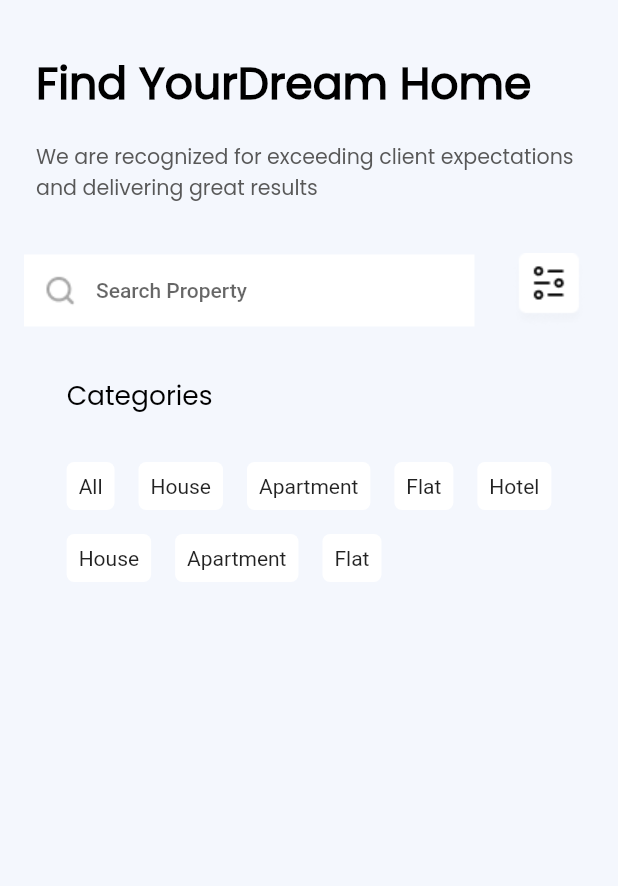
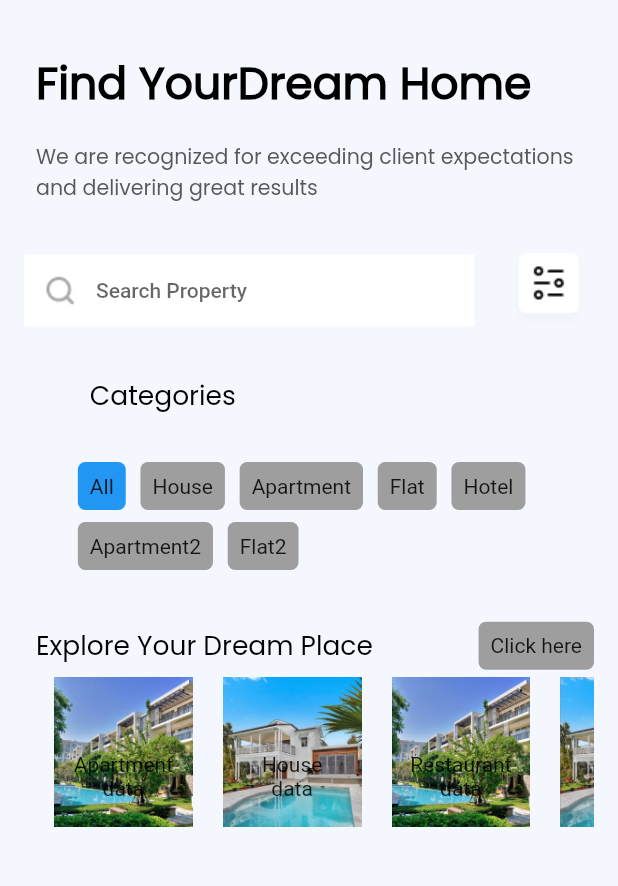
Before and after one commit to khaledmorshed/real_state, a Flutter app: the screen it shows after launch, after a tap on "All", on a phone screen of 412 x 824 dp, the part 60-946 px from its top. Run offline on Flutter 3.47's test engine with Material 2 defaults, Android fonts, the phone set to English and light mode, and no system bars; our stand-ins replace dio, get_it, shared_preferences; accounts and stored records are empty.

Commit message:
category done

```diff
--- a/lib/injection_container.dart
+++ b/lib/injection_container.dart
@@ -7,6 +7,8 @@ import 'package:shared_preferences/shared_preferences.dart';
 import 'data/data_source/remote/dio/dio_service.dart';
 import 'data/data_source/remote/dio/logging_interceptor.dart';
 import 'data/repositories/auth/auth_repo.dart';
+import 'providers/a_specific_widget_provider.dart';
+import 'providers/home_screen_provider.dart';
 import 'providers/sign_in_provider.dart';
 
 
@@ -41,6 +43,8 @@ Future<void> init() async {
   /// Provider
   sl.registerFactory<SignUpProvider>(() => SignUpProvider(dioService: sl(), auth: sl()));
   sl.registerFactory<SignInProvider>(() => SignInProvider(dioService: sl(), auth: sl()));
+  sl.registerFactory<ASpecificWidgetProvider>(() => ASpecificWidgetProvider());
+  sl.registerFactory<HomeScreenProvider>(() => HomeScreenProvider());
 
 
 
--- a/lib/main.dart
+++ b/lib/main.dart
@@ -1,6 +1,7 @@
 import 'package:flutter/material.dart';
 import 'package:flutter/services.dart';
 import 'package:provider/provider.dart';
+import 'package:real_state/providers/home_screen_provider.dart';
 import 'package:real_state/providers/sign_up_provider.dart';
 import 'package:real_state/view/screens/auth_screens/reset_password_screen.dart';
 import 'package:real_state/view/screens/auth_screens/sign_in_screen.dart';
@@ -8,6 +9,7 @@ import 'package:real_state/view/screens/home_screen.dart';
 import 'package:real_state/view/screens/splash_screen.dart';
 import 'package:real_state/view/screens/auth_screens/update_password_screen.dart';
 import 'injection_container.dart' as injection;
+import 'providers/a_specific_widget_provider.dart';
 import 'providers/sign_in_provider.dart';
 import 'view/screens/auth_screens/sign_up_screen.dart';
 
@@ -24,6 +26,8 @@ void main() async{
         providers:[
           ChangeNotifierProvider(create: (context) => injection.sl<SignUpProvider>()),
           ChangeNotifierProvider(create: (context) => injection.sl<SignInProvider>()),
+          ChangeNotifierProvider(create: (context) => injection.sl<ASpecificWidgetProvider>()),
+          ChangeNotifierProvider(create: (context) => injection.sl<HomeScreenProvider>()),
         ],
         child: const MyApp(),
     ),
--- /dev/null
+++ b/lib/providers/a_specific_widget_provider.dart
@@ -0,0 +1,13 @@
+import 'package:flutter/cupertino.dart';
+
+class ASpecificWidgetProvider with ChangeNotifier{
+
+  int _selectedButtonIndex = -1;
+int get selectedButtonIndex => _selectedButtonIndex;
+
+  void setButtonSelectionValue(int index){
+    _selectedButtonIndex = index;
+    notifyListeners();
+  }
+
+}
--- /dev/null
+++ b/lib/providers/home_screen_provider.dart
@@ -0,0 +1,14 @@
+import 'package:flutter/cupertino.dart';
+
+class HomeScreenProvider with ChangeNotifier{
+
+  List<String> _image = ["0.png", "1.png", "2.png", "3.png"];
+  List<String> _categoryList = ["Apartment","House", "Restaurant", "df"];
+  List<String> get categoryList => _categoryList;
+   List<String> get imageList => _image;
+
+  Future<void> getCategory()async{
+
+  }
+
+}
--- a/lib/view/screens/home_screen.dart
+++ b/lib/view/screens/home_screen.dart
@@ -1,4 +1,6 @@
 import 'package:flutter/material.dart';
+import 'package:provider/provider.dart';
+import 'package:real_state/providers/a_specific_widget_provider.dart';
 import 'package:real_state/utills/global/global.dart';
 import 'package:real_state/utills/global/size_box.dart';
 import 'package:real_state/utills/global/text.dart';
@@ -6,6 +8,7 @@ import 'package:real_state/view/screens/auth_screens/sign_in_screen.dart';
 import 'package:real_state/view/widgets/custon_text_form_field.dart';
 import 'package:shared_preferences/shared_preferences.dart';
 
+import '../../providers/home_screen_provider.dart';
 import '../../utills/conts/color_manager.dart';
 import '../../utills/sdp.dart';
 import '../widgets/custom_button.dart';
@@ -25,7 +28,8 @@ class _HomeScreenState extends State<HomeScreen> {
 
   TextEditingController _searchController = TextEditingController();
 
-  var _buttonList = ["All", "House", "Apartment", "Flat", "Hotel", "House", "Apartment", "Flat",];
+  var _buttonList = ["All", "House", "Apartment", "Flat", "Hotel", "Apartment2", "Flat2",];
+
 
   loadShPref()async{
     sPref = await SharedPreferences.getInstance();
@@ -37,6 +41,7 @@ class _HomeScreenState extends State<HomeScreen> {
     await loadShPref();
     super.didChangeDependencies();
   }
+  // int _selectedButtonIndex = -1;
 
   @override
   Widget build(BuildContext context) {
@@ -68,7 +73,8 @@ class _HomeScreenState extends State<HomeScreen> {
           ),
         ),
         drawer: LeftDrawer(),
-        body: Padding(
+        body: SingleChildScrollView(
+          child: Padding(
             padding: const EdgeInsets.only(top: 10, left: 16, right: 16),
             child: Column(
               children: [
@@ -76,9 +82,21 @@ class _HomeScreenState extends State<HomeScreen> {
                 szH20(),
                 searchAndFilter(),
                 szH20(),
-              _categoriesMethod(),
 
+                Consumer<ASpecificWidgetProvider>(
+                    builder: (BuildContext context, provider, _){
+                  return _categoriesMethod(provider);
+                }),
+
+                szH30(),
+
+                Consumer<HomeScreenProvider>(
+                    builder: (BuildContext context, _provider, _){
+                    return  _allCategory(_provider);
+                },),
+                //_allCaterogry(),
               ],
+            ),
           ),
         )
       ),
@@ -86,6 +104,7 @@ class _HomeScreenState extends State<HomeScreen> {
   }
 
   introductionText(){
+    print("introductionText...........................");
     return Column(
       crossAxisAlignment: CrossAxisAlignment.start,
       children: [
@@ -96,6 +115,7 @@ class _HomeScreenState extends State<HomeScreen> {
   }
 
   searchAndFilter(){
+    print("searchAndFilter...........................");
     return Row(
       children: [
         Expanded(
@@ -116,121 +136,123 @@ class _HomeScreenState extends State<HomeScreen> {
     );
   }
 
-  bool isSelectedValue = true;
 
-  _categoriesMethod(){
+  _categoriesMethod(ASpecificWidgetProvider provider){
     return Column(
       crossAxisAlignment: CrossAxisAlignment.start,
       children: [
         txt18("Categories", fontWeight: FontWeight.w500),
         szH15(),
          Wrap(
-        //   children: [
-        //
-        //     CustomButton(
-        //       "All",
-        //       onTap: (){
-        //          isSelectedValue = true;
-        //         print("all...............");
-        //       },
-        //       isSelected: isSelectedValue,
-        //     ),
-        //     szW15(),
-        //     CustomButton(
-        //       "House",
-        //       onTap: (){
-        //         print("House...............");
-        //       },
-        //     ),
-        //     szW15(),
-        //     CustomButton(
-        //       "Apartment",
-        //       onTap: (){
-        //         print("Apartment...............");
-        //       },
-        //     ),
-        //     szW15(),
-        //     CustomButton(
-        //       "Flat",
-        //       onTap: (){
-        //         print("Flat...............");
-        //       },
-        //     ),
-        //     szW15(),
-        //     CustomButton(
-        //       "Hotel",
-        //       onTap: (){
-        //         print("Hotel...............");
-        //       },
-        //     ),
-        //
-        //
-        //   ],
-
-
-
           children: _buttonList.map((e){
-            return  Padding(
-              padding: const EdgeInsets.all( 8.0),
+            int index = _buttonList.indexOf(e);
+            return  Row(
+              mainAxisSize: MainAxisSize.min,
+              children: [
+                Padding(
+                  padding: const EdgeInsets.only(top: 8.0),
                   child: CustomButton(
                     e,
+                    // isSelected: index == _selectedButtonIndex,
+                    isSelected: index == provider.selectedButtonIndex,
                     onTap: (){
-                  print("Hotel...............");
-                  setState(() {
-
-                  });
-                  //bgColor: isSelectedValue ? ColorManager.selectButtonColor : null,
+                      print("index...............${index}");
+                      provider.setButtonSelectionValue(index);
                     },
-                //bgColor: ColorManager.selectButtonColor,
                   ),
+                ),
+                szW10(),
+              ],
             );
           }).toList(),
         ),
 
-        // DefaultTabController(
-        //   length: 4,
-        //   child: TabBar(
-        //         tabs: [
-        //           Tab(icon: Icon(Icons.directions_car)),
-        //           Tab(child: CustomButton(
-        //             "All",
-        //             onTap: (){
-        //               setState(() {
-        //                 isSelectedValue = true;
-        //               });
-        //               print("all...............");
-        //             },
-        //             isSelected: isSelectedValue,
-        //             bgColor: isSelectedValue ? ColorManager.selectButtonColor : null,
-        //           ),),
-        //           Tab(child: CustomButton(
-        //             "All",
-        //             onTap: (){
-        //               setState(() {
-        //                 isSelectedValue = true;
-        //               });
-        //               print("all...............");
-        //             },
-        //             isSelected: isSelectedValue,
-        //             bgColor: isSelectedValue ? ColorManager.selectButtonColor : null,
-        //           ),),
-        //           Tab(child: CustomButton(
-        //             "All",
-        //             onTap: (){
-        //               setState(() {
-        //                 isSelectedValue = true;
-        //               });
-        //               print("all...............");
-        //             },
-        //             isSelected: isSelectedValue,
-        //             bgColor: isSelectedValue ? ColorManager.selectButtonColor : null,
-        //           ),)
-        //         ],
-        //       ),
-        // ),
-
-
       ],
     );
   }
+
+  _allCategory(HomeScreenProvider _provider){
+    return Container(
+      height: 200,
+     // color: Colors.grey,
+      child: Column(
+        children: [
+          Row(
+            mainAxisAlignment: MainAxisAlignment.spaceBetween,
+            children: [
+              //txt30("Explore "),
+              txt18("Explore Your Dream Place"),
+              CustomButton("Click here", onTap: (){},),
+            ],
+          ),
+          GestureDetector(
+            onTap: (){},
+            child: Container(
+              height: 100,
+              child: ListView.builder(
+                scrollDirection: Axis.horizontal,
+                itemCount: 4,
+                itemBuilder: (BuildContext context, index){
+                 // print("inde................$index");
+                  return Padding(
+                    padding: const EdgeInsets.only(left: 20),
+                    child: Stack(
+                      children: [
+                        if(index == 3)ClipRRect(
+                         // borderRadius: BorderRadius.circular(10),
+                          child: Container(
+
+                              height: 100,
+                              decoration: BoxDecoration(
+                                boxShadow: [
+                                  BoxShadow(
+                                    //color: Colors.red,
+                                    color: Colors.black.withOpacity(0.6), // Shadow color
+                                    spreadRadius: 100,
+                                    blurRadius: 10,
+                                    blurStyle: BlurStyle.normal
+                                  ),
+                                ],
+                              ),
+                              child: Image.asset("assets/vectors/home_screen/category/${index}.png"),
+                            ),
+                        )
+                        else Container(
+                          height: 100,
+                          child: Image.asset("assets/vectors/home_screen/category/${index}.png"),
+                        ),
+                       // Text("data"),
+                        if(index == 3) Positioned.fill(
+                          // bottom: 10,
+                          //top: 50,
+                          child: Align(
+                            alignment: Alignment.center,
+                            child: Text("All"),
+                          ),
+                        )
+                        else Positioned.fill(
+                          // bottom: 10,
+                           top: 50,
+                          child: Align(
+                            alignment: Alignment.bottomCenter,
+                            child: Column(
+                              crossAxisAlignment: CrossAxisAlignment.center,
+                              children: [
+                                Text("${_provider.categoryList[index]}"),
+                                Text("data"),
+                              ],
+                            ),
+                          ),
+                        )
+
+                      ]
+                    ),
+                  );
+                },),
+            ),
+          ),
+        ],
+      ),
+    );
   }
+}
--- a/lib/view/screens/splash_screen.dart
+++ b/lib/view/screens/splash_screen.dart
@@ -98,7 +98,6 @@ class _SplashScreenState extends State<SplashScreen> {
               ),
             ),
           ),
-
         ],
       ),
     );
--- a/lib/view/widgets/custom_button.dart
+++ b/lib/view/widgets/custom_button.dart
@@ -1,3 +1,4 @@
+
 import 'package:flutter/cupertino.dart';
 import 'package:flutter/material.dart';
 
@@ -16,8 +17,8 @@ class CustomButton extends StatelessWidget {
         this.onTap,
         this.filterText,
         this.padding = 8,
-        this.bgColor = Colors.white,
-        this.isSelected,
+        this.bgColor = Colors.grey,
+        this.isSelected = false,
         Key? key
 
        }) : super(key: key);
@@ -29,7 +30,8 @@ class CustomButton extends StatelessWidget {
       child: Container(
         decoration: BoxDecoration(
           borderRadius: BorderRadius.circular(5),
-          color: bgColor
+          //color: bgColor
+          color: isSelected! ? Colors.blue : bgColor,
         ),
           child: Padding(
             padding: padding == null ? EdgeInsets.all(0) : EdgeInsets.all(padding!),
@@ -38,12 +40,13 @@ class CustomButton extends StatelessWidget {
       ),
     );
   }
+
 }
 
 
 
 
-//
+
 // import 'package:flutter/cupertino.dart';
 // import 'package:flutter/material.dart';
 //
@@ -93,3 +96,50 @@ class CustomButton extends StatelessWidget {
 //     );
 //   }
 // }
+
+
+// import 'package:flutter/material.dart';
+//
+// class CustomButton extends StatefulWidget {
+//    String? title;
+//    Function? onTap;
+//    double? padding;
+//    Color? bgColor;
+//
+//    CustomButton({
+//     Key? key,
+//     this.title,
+//     this.onTap,
+//     this.padding = 8,
+//     this.bgColor = Colors.white,
+//   }) : super(key: key);
+//
+//   @override
+//   _CustomButtonState createState() => _CustomButtonState();
+// }
+//
+// class _CustomButtonState extends State<CustomButton> {
+//   bool isSelected = false;
+//
+//   @override
+//   Widget build(BuildContext context) {
+//     return GestureDetector(
+//       onTap: () {
+//         setState(() {
+//           isSelected = !isSelected;
+//         });
+//        // widget.onTap!();
+//       },
+//       child: Container(
+//         decoration: BoxDecoration(
+//           borderRadius: BorderRadius.circular(5),
+//           color: isSelected ? Colors.blue : widget.bgColor,
+//         ),
+//         child: Padding(
+//           padding: EdgeInsets.all(widget.padding!),
+//           child: Text(widget.title!),
+//         ),
+//       ),
+//     );
+//   }
+// }
--- a/pubspec.yaml
+++ b/pubspec.yaml
@@ -78,6 +78,7 @@ flutter:
     - assets/vectors/sign up screen/
     - assets/vectors/update_password/
     - assets/vectors/home_screen/
+    - assets/vectors/home_screen/category/
   #   - images/a_dot_ham.jpeg
 
   # An image asset can refer to one or more resolution-specific "variants", see
```
Also changed, not shown: assets/vectors/home_screen/category/0.png (added), assets/vectors/home_screen/category/1.png (added), assets/vectors/home_screen/category/2.png (added), assets/vectors/home_screen/category/3.png (added), pubspec.lock. Lines whose indentation alone changed are shown as unchanged.
